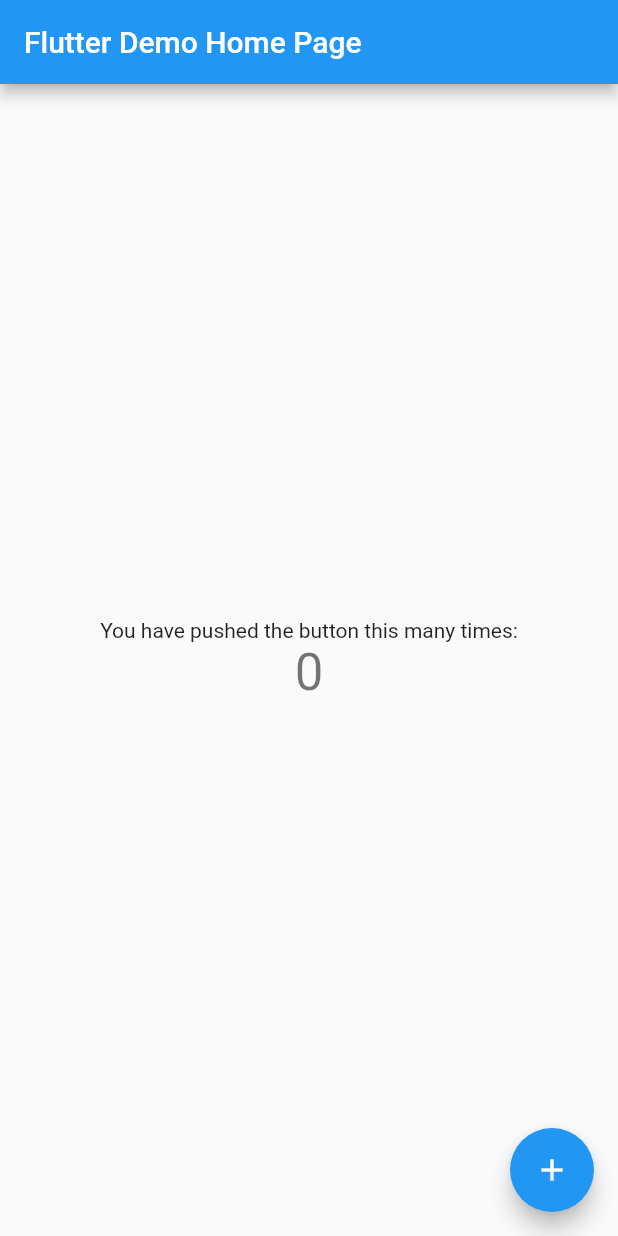
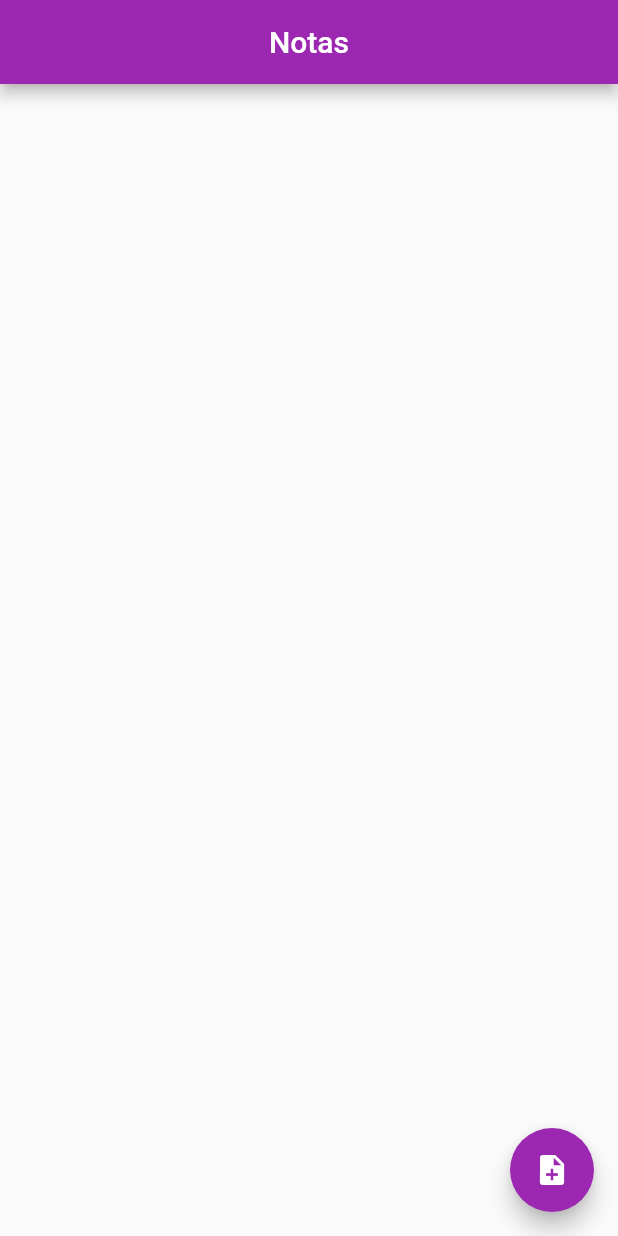
Before and after one commit to cardosopab/notes, a Flutter app: the screen it shows after launch, on a phone screen of 412 x 824 dp. Run offline on Flutter 3.47's test engine with Material 2 defaults, Android fonts, the phone set to English and light mode, and no system bars; our stand-ins replace shared_preferences.

Commit message:
implementar shared_preferences, y agregar todo.

```diff
--- a/lib/main.dart
+++ b/lib/main.dart
@@ -1,4 +1,6 @@
 import 'package:flutter/material.dart';
+
+import 'screens/home_page.dart';
 
 void main() {
   runApp(const MyApp());
@@ -7,109 +9,14 @@
 class MyApp extends StatelessWidget {
   const MyApp({super.key});
 
-  // This widget is the root of your application.
   @override
   Widget build(BuildContext context) {
     return MaterialApp(
       title: 'Flutter Demo',
       theme: ThemeData(
-        // This is the theme of your application.
-        //
-        // Try running your application with "flutter run". You'll see the
-        // application has a blue toolbar. Then, without quitting the app, try
-        // changing the primarySwatch below to Colors.green and then invoke
-        // "hot reload" (press "r" in the console where you ran "flutter run",
-        // or simply save your changes to "hot reload" in a Flutter IDE).
-        // Notice that the counter didn't reset back to zero; the application
-        // is not restarted.
-        primarySwatch: Colors.blue,
+        primarySwatch: Colors.purple,
       ),
-      home: const MyHomePage(title: 'Flutter Demo Home Page'),
+      home: const HomePage(),
     );
   }
 }
-
-class MyHomePage extends StatefulWidget {
-  const MyHomePage({super.key, required this.title});
-
-  // This widget is the home page of your application. It is stateful, meaning
-  // that it has a State object (defined below) that contains fields that affect
-  // how it looks.
-
-  // This class is the configuration for the state. It holds the values (in this
-  // case the title) provided by the parent (in this case the App widget) and
-  // used by the build method of the State. Fields in a Widget subclass are
-  // always marked "final".
-
-  final String title;
-
-  @override
-  State<MyHomePage> createState() => _MyHomePageState();
-}
-
-class _MyHomePageState extends State<MyHomePage> {
-  int _counter = 0;
-
-  void _incrementCounter() {
-    setState(() {
-      // This call to setState tells the Flutter framework that something has
-      // changed in this State, which causes it to rerun the build method below
-      // so that the display can reflect the updated values. If we changed
-      // _counter without calling setState(), then the build method would not be
-      // called again, and so nothing would appear to happen.
-      _counter++;
-    });
-  }
-
-  @override
-  Widget build(BuildContext context) {
-    // This method is rerun every time setState is called, for instance as done
-    // by the _incrementCounter method above.
-    //
-    // The Flutter framework has been optimized to make rerunning build methods
-    // fast, so that you can just rebuild anything that needs updating rather
-    // than having to individually change instances of widgets.
-    return Scaffold(
-      appBar: AppBar(
-        // Here we take the value from the MyHomePage object that was created by
-        // the App.build method, and use it to set our appbar title.
-        title: Text(widget.title),
-      ),
-      body: Center(
-        // Center is a layout widget. It takes a single child and positions it
-        // in the middle of the parent.
-        child: Column(
-          // Column is also a layout widget. It takes a list of children and
-          // arranges them vertically. By default, it sizes itself to fit its
-          // children horizontally, and tries to be as tall as its parent.
-          //
-          // Invoke "debug painting" (press "p" in the console, choose the
-          // "Toggle Debug Paint" action from the Flutter Inspector in Android
-          // Studio, or the "Toggle Debug Paint" command in Visual Studio Code)
-          // to see the wireframe for each widget.
-          //
-          // Column has various properties to control how it sizes itself and
-          // how it positions its children. Here we use mainAxisAlignment to
-          // center the children vertically; the main axis here is the vertical
-          // axis because Columns are vertical (the cross axis would be
-          // horizontal).
-          mainAxisAlignment: MainAxisAlignment.center,
-          children: <Widget>[
-            const Text(
-              'You have pushed the button this many times:',
-            ),
-            Text(
-              '$_counter',
-              style: Theme.of(context).textTheme.headlineMedium,
-            ),
-          ],
-        ),
-      ),
-      floatingActionButton: FloatingActionButton(
-        onPressed: _incrementCounter,
-        tooltip: 'Increment',
-        child: const Icon(Icons.add),
-      ), // This trailing comma makes auto-formatting nicer for build methods.
-    );
-  }
-}
--- /dev/null
+++ b/lib/models/todo.dart
@@ -0,0 +1,16 @@
+import 'package:json_annotation/json_annotation.dart';
+
+part 'todo.g.dart';
+
+@JsonSerializable()
+class Todo {
+  String titulo, cuerpo, fecha;
+  Todo({
+    required this.titulo,
+    required this.cuerpo,
+    required this.fecha,
+  });
+
+  factory Todo.fromJson(Map<String, dynamic> json) => _$TodoFromJson(json);
+  Map<String, dynamic> toJson() => _$TodoToJson(this);
+}
--- /dev/null
+++ b/lib/screens/home_page.dart
@@ -0,0 +1,61 @@
+import 'package:flutter/material.dart';
+
+import '../services/preferences_list.dart';
+import '../widgets/todo_popup.dart';
+
+class HomePage extends StatefulWidget {
+  const HomePage({super.key});
+
+  @override
+  State<HomePage> createState() => _HomePageState();
+}
+
+class _HomePageState extends State<HomePage> {
+  @override
+  void initState() {
+    super.initState();
+    PreferencesList().readTodoPref().then((_) => setState(() {}));
+  }
+
+  @override
+  Widget build(BuildContext context) {
+    return Scaffold(
+      appBar: AppBar(
+        centerTitle: true,
+        title: const Text('Notas'),
+      ),
+      body: SafeArea(
+        child: Column(
+          children: [
+            ListView.builder(
+              shrinkWrap: true,
+              itemCount: todoList.length,
+              itemBuilder: (context, index) {
+                var todo = todoList[index];
+                return Column(
+                  children: [
+                    Text(
+                      todo.titulo,
+                      style: const TextStyle(
+                        fontSize: 20,
+                        fontWeight: FontWeight.bold,
+                      ),
+                    ),
+                    Text(todo.fecha),
+                    Text(todo.cuerpo),
+                  ],
+                );
+              },
+            ),
+          ],
+        ),
+      ),
+      floatingActionButton: FloatingActionButton(
+        onPressed: () {
+          todoPopupWidget(context).then((_) => PreferencesList().writeTodoPref()).then((_) => setState(() {}));
+        },
+        child: const Icon(Icons.note_add),
+      ),
+    );
+  }
+}
--- /dev/null
+++ b/lib/services/preferences_list.dart
@@ -0,0 +1,22 @@
+import 'dart:convert' as convert;
+
+import 'package:shared_preferences/shared_preferences.dart';
+
+import '../models/todo.dart';
+
+List<Todo> todoList = <Todo>[];
+
+class PreferencesList {
+  final Future<SharedPreferences> _prefs = SharedPreferences.getInstance();
+  Future<void> writeTodoPref() async {
+    final SharedPreferences prefs = await _prefs;
+    List<String> spList = todoList.map((todo) => convert.jsonEncode(todo.toJson())).toList();
+    prefs.setStringList('todo', spList);
+  }
+
+  Future<void> readTodoPref() async {
+    final SharedPreferences prefs = await _prefs;
+    List<String>? spList = prefs.getStringList('todo');
+    todoList = spList?.map((todo) => Todo.fromJson(convert.jsonDecode(todo))).toList() ?? [];
+  }
+}
--- a/pubspec.yaml
+++ b/pubspec.yaml
@@ -31,11 +31,14 @@
 dependencies:
   flutter:
     sdk: flutter
+  shared_preferences: ^2.0.15
+  json_annotation: ^4.7.0
 
 
   # The following adds the Cupertino Icons font to your application.
   # Use with the CupertinoIcons class for iOS style icons.
   cupertino_icons: ^1.0.2
+  intl: ^0.17.0
 
 dev_dependencies:
   flutter_test:
@@ -47,6 +50,8 @@
   # package. See that file for information about deactivating specific lint
   # rules and activating additional ones.
   flutter_lints: ^2.0.0
+  build_runner: ^2.3.2
+  json_serializable: ^6.5.4
 
 # For information on the generic Dart part of this file, see the
 # following page: https://dart.dev/tools/pub/pubspec
```
Also changed, not shown: lib/widgets/todo_popup.dart (added, +72 -0 lines), lib/models/todo.g.dart (added), pubspec.lock, 1 other file.
